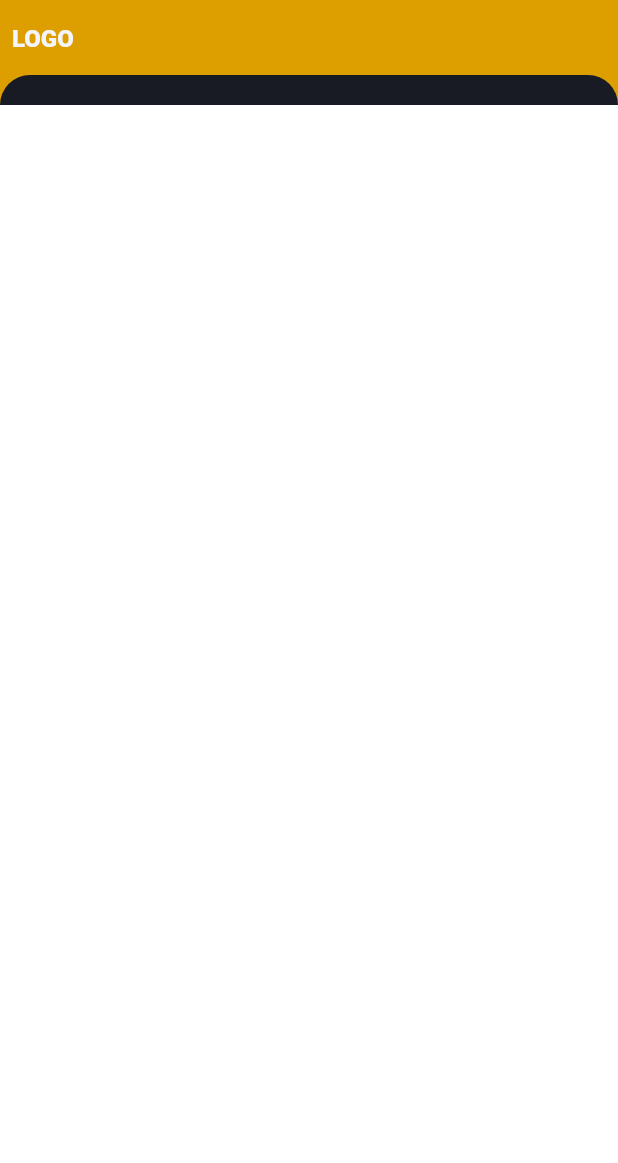
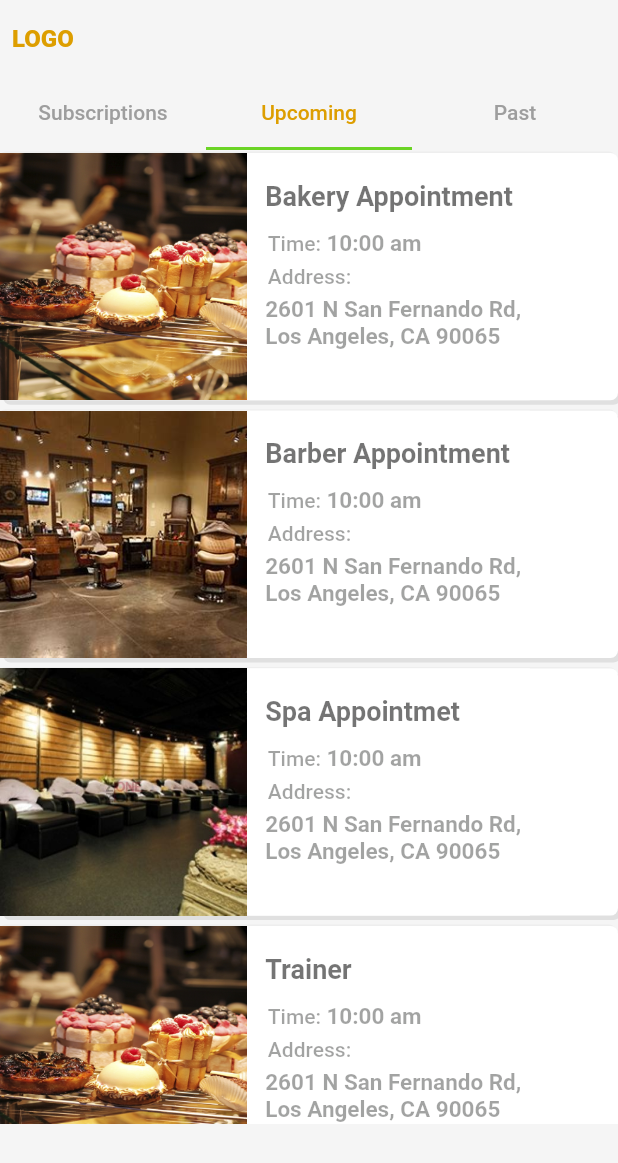
Before and after one commit to nehamdr225/Appointment, a Flutter app: the SubsPage screen opened directly, on a phone screen of 412 x 824 dp. Shown: the top 1163 px of the screen. Run offline on Flutter 3.47's test engine with Material 2 defaults, Android fonts, the phone set to English and light mode, and no system bars; our stand-ins replace rxdart; Roboto replaces fonts that are missing (Montserrat).

Commit message:
subscription page

```diff
--- /dev/null
+++ b/lib/UI/Widget/Subscription/Past.dart
@@ -0,0 +1,10 @@
+import 'package:flutter/material.dart';
+
+class Past extends StatelessWidget {
+  @override
+  Widget build(BuildContext context) {
+    return Container(
+      color: Colors.yellow,
+    );
+  }
+}
--- /dev/null
+++ b/lib/UI/Widget/Subscription/Upcoming.dart
@@ -0,0 +1,25 @@
+import 'package:appointment/UI/core/atoms/ListCard.dart';
+import 'package:appointment/UI/core/const.dart';
+import 'package:flutter/material.dart';
+
+class Upcoming extends StatelessWidget {
+  @override
+  Widget build(BuildContext context) {
+    final theme = Theme.of(context);
+    return Scaffold(
+      bottomNavigationBar: SizedBox(height:75.0, ),
+      backgroundColor: theme.colorScheme.background,
+      body: ListView.builder(
+        itemCount: NearYou.length,
+        itemBuilder: (BuildContext context, int index) {
+          return ListCard(
+            name: NearYou[index]['name'],
+            caption: NearYou[index]['cap'],
+            image: NearYou[index]['src'],
+          );
+        }
+      ),
+
+    );
+  }
+}
--- a/lib/UI/core/atoms/FancyText.dart
+++ b/lib/UI/core/atoms/FancyText.dart
@@ -8,6 +8,8 @@ class FancyText extends StatelessWidget {
   final Function onTap;
   final TextDecoration decoration;
   final Color color;
+  final bool defaultStyle;
+  final opacity;
   final fontfamily;
   final TextAlign textAlign;
 
@@ -18,18 +20,30 @@ class FancyText extends StatelessWidget {
       this.fontfamily: 'Montserrat',
       this.size,
       this.onTap,
+      this.opacity: 0.6,
+      this.defaultStyle: false,
       this.decoration,
       this.textAlign: TextAlign.center});
   @override
   Widget build(BuildContext context) {
     return Material(
-        color: Colors.transparent,
-        child: InkWell(
-          onTap: onTap,
-          child: Text(text,
-              textAlign: textAlign,
-              style: TextStyle(
-                fontWeight: fontWeight,
+      color: Colors.transparent,
+      child: InkWell(
+        onTap: onTap,
+        child: Text(
+          text,
+          textAlign: textAlign,
+          style: defaultStyle == true
+              ? Theme.of(context).textTheme.body1.copyWith(
+                  fontSize: size,
+                  fontWeight: fontWeight,
+                  color: Theme.of(context)
+                      .textTheme
+                      .body1
+                      .color
+                      .withOpacity(opacity))
+              : TextStyle(
+                  fontWeight: fontWeight,
                   fontFamily: fontfamily,
                   fontSize: size,
                   color: color,
--- /dev/null
+++ b/lib/UI/core/atoms/ListCard.dart
@@ -0,0 +1,97 @@
+import 'package:appointment/UI/core/atoms/FancyText.dart';
+import 'package:appointment/UI/core/atoms/ImageHolder.dart';
+import 'package:flutter/material.dart';
+
+class ListCard extends StatelessWidget {
+  final name;
+  final image;
+  final caption;
+  ListCard({this.image, this.name, this.caption});
+  @override
+  Widget build(BuildContext context) {
+    final size = MediaQuery.of(context).size;
+    final theme = Theme.of(context);
+    return Padding(
+      padding: const EdgeInsets.only(top: 2.0, bottom: 5.0),
+      child: Container(
+        height: size.height * 0.20,
+        width: size.width * 0.90,
+        decoration: BoxDecoration(
+            color: theme.colorScheme.onBackground,
+            borderRadius: BorderRadius.circular(5.0),
+            boxShadow: [
+              BoxShadow(color: Colors.grey[300], offset: Offset(2, 3)),
+              BoxShadow(color: Colors.grey[200], offset: Offset(-1, -1))
+            ]),
+        child: Row(
+          children: <Widget>[
+            Image.asset(
+              image,
+              fit: BoxFit.cover,
+              height: size.height * 0.20,
+              width: size.width * 0.40,
+            ),
+            Container(
+              padding: EdgeInsets.only(top: 18.0, left: 12.0, right: 2.0),
+              color: Colors.white,
+              child: Column(
+                mainAxisAlignment: MainAxisAlignment.start,
+                crossAxisAlignment: CrossAxisAlignment.start,
+                children: <Widget>[
+                  FancyText(
+                    defaultStyle: true,
+                    text: "$name",
+                    size: 18.0,
+                    fontWeight: FontWeight.w700,
+                  ),
+                  Padding(
+                    padding: const EdgeInsets.only(top: 12.0),
+                    child: Row(
+                      children: <Widget>[
+                        FancyText(
+                          defaultStyle: true,
+                          text: "Time: ",
+                          size: 14.0,
+                          opacity: 0.4,
+                          fontWeight: FontWeight.w500,
+                        ),
+                        FancyText(
+                          defaultStyle: true,
+                          text: "10:00 am ",
+                          size: 15.0,
+                          opacity: 0.4,
+                          fontWeight: FontWeight.w600,
+                        ),
+                      ],
+                    ),
+                  ),
+                  Padding(
+                    padding: const EdgeInsets.only(top: 5.0),
+                    child: FancyText(
+                      defaultStyle: true,
+                      text: "Address: ",
+                      size: 14.0,
+                      opacity: 0.4,
+                      fontWeight: FontWeight.w500,
+                    ),
+                  ),
+                  Padding(
+                    padding: const EdgeInsets.only(top:5.0),
+                    child: FancyText(
+                      defaultStyle: true,
+                      text: "2601 N San Fernando Rd, \nLos Angeles, CA 90065",
+                      size: 15.0,
+                      textAlign: TextAlign.start,
+                      opacity: 0.4,
+                      fontWeight: FontWeight.w600,
+                    ),
+                  ),
+                ],
+              ),
+            )
+          ],
+        ),
+      ),
+    );
+  }
+}
--- a/lib/UI/core/atoms/WhiteAppBar.dart
+++ b/lib/UI/core/atoms/WhiteAppBar.dart
@@ -1,4 +1,3 @@
-import 'package:appointment/UI/core/theme.dart';
 import 'package:flutter/cupertino.dart';
 import 'package:flutter/material.dart';
 
@@ -8,10 +7,16 @@ class WhiteAppBar extends StatelessWidget {
   final bool logo;
   final bool settings;
   final String title;
+  final tabbar;
+  final controller;
+  final List<Widget> tabs;
   WhiteAppBar(
       {this.elevation: 0.0,
       this.logo,
       this.settings,
+      this.tabbar : false,
+      this.tabs,
+      this.controller,
       this.title: "",
       this.color: Colors.white});
   @override
@@ -19,10 +24,20 @@ class WhiteAppBar extends StatelessWidget {
     final theme = Theme.of(context);
     return AppBar(
       elevation: 0.0,
-      primary: false,
+      primary: true,
       iconTheme: theme.iconTheme.copyWith(color: color),
       backgroundColor: Theme.of(context).colorScheme.background,
       centerTitle: true,
+      bottom: tabbar == true
+      ? TabBar(
+        indicatorColor: theme.colorScheme.secondary,
+        unselectedLabelColor: theme.unselectedWidgetColor,
+        labelColor: theme.colorScheme.primaryVariant,
+        tabs: tabs,
+        controller: controller,
+
+      )
+      : null ,
       title: Text(title, style: theme.textTheme.body2),
       leading: logo == true
           ? Padding(
@@ -30,16 +45,16 @@ class WhiteAppBar extends StatelessWidget {
               child: Text(
                 'LOGO',
                 style: theme.textTheme.body2.copyWith(
-                    fontWeight: FontWeight.w900, color: textDark_Yellow),
+                    fontWeight: FontWeight.w900, color:theme.colorScheme.primaryVariant),
               ))
           : IconButton(
-              icon: Icon(CupertinoIcons.back),
+              icon: Icon(CupertinoIcons.back, color: Theme.of(context).colorScheme.primary,),
               onPressed: () {},
             ),
       actions: <Widget>[
         settings == true
             ? IconButton(
-                icon: Icon(Icons.settings, color: textDark_Yellow,),
+                icon: Icon(Icons.settings, color: Theme.of(context).colorScheme.primary,),
                 onPressed: () {},
               )
             : Text(''),
--- a/lib/UI/core/theme.dart
+++ b/lib/UI/core/theme.dart
@@ -60,6 +60,7 @@ class STheme with ChangeNotifier {
     canvasColor: Colors.white,
     fontFamily: 'Montserrat',
     textSelectionColor: Colors.black38,
+    unselectedWidgetColor: Colors.grey[500],
     textTheme: TextTheme(
         headline: TextStyle(fontSize: 24.0, color: textDark, fontWeight: FontWeight.w500),
         title: TextStyle(fontSize: 18.0, color: textDark),
--- a/lib/UI/pages/SubsPage.dart
+++ b/lib/UI/pages/SubsPage.dart
@@ -1,33 +1,53 @@
-import 'package:appointment/UI/core/atoms/AppBarW.dart';
+import 'package:appointment/UI/Widget/Subscription/Past.dart';
+import 'package:appointment/UI/Widget/Subscription/Subscriptions.dart';
+import 'package:appointment/UI/Widget/Subscription/Upcoming.dart';
+import 'package:appointment/UI/core/atoms/WhiteAppBar.dart';
 import 'package:flutter/material.dart';
 
-class SubsPage extends StatelessWidget {
+class SubsPage extends StatefulWidget {
+  @override
+  _SubsPageState createState() => _SubsPageState();
+}
+
+class _SubsPageState extends State<SubsPage>
+    with SingleTickerProviderStateMixin {
+  TabController _tabController;
+
+  @override
+  void initState() {
+    _tabController = new TabController(length: 3, vsync: this, initialIndex: 1);
+    super.initState();
+  }
+
   @override
   Widget build(BuildContext context) {
     final color = Theme.of(context).colorScheme;
     return Scaffold(
         appBar: PreferredSize(
-        preferredSize: Size.fromHeight(50.0),
-        child: AppBarW(
+          preferredSize: Size.fromHeight(100.0),
+          child: WhiteAppBar(
             logo: true,
             settings: false,
+            tabbar: true,
+            controller: _tabController,
+            tabs: <Widget>[
+              Tab(
+                text: "Subscriptions",
+              ),
+              Tab(text: "Upcoming"),
+              Tab(
+                text: "Past",
+              ),
+            ],
           ),
         ),
-      body: ListView(
+        body: TabBarView(
+          controller: _tabController,
           children: <Widget>[
-          Container(
-              height: 20.0,
-              color: color.primaryVariant,
-              child: Container(
-                decoration: BoxDecoration(
-                    borderRadius: BorderRadius.only(
-                        topLeft: Radius.circular(25.0),
-                        topRight: Radius.circular(25.0)),
-                    color: color.onSurface),
-              )),
+            Subscriptions(),
+            Upcoming(),
+            Past(),
           ],
-      ),
-
-    );
+        ));
   }
 }
```
Also changed, not shown: lib/UI/Widget/Subscription/Subscriptions.dart (added, +11 -0 lines), lib/UI/Widget/molecules/NavBar.dart (deleted, +0 -20 lines), lib/UI/Widget/molecules/SearchBar.dart (+23 -6 lines), lib/UI/core/atoms/BottomLoader.dart (added, +36 -0 lines), lib/UI/core/atoms/ImageHolder.dart (added, +21 -0 lines), lib/UI/core/atoms/centerText.dart (added, +30 -0 lines), lib/UI/pages/ProfilePage.dart (+7 -7 lines), lib/UI/pages/UserHomePage.dart (+37 -15 lines), assets/icons/compass.png (added), 16 other files. Lines whose indentation alone changed are shown as unchanged.
